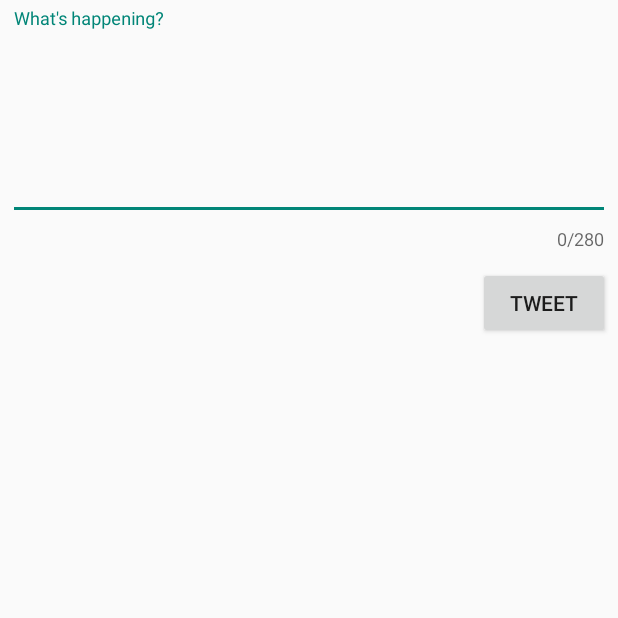
After one commit to mlin2024/SimpleTweet, an Android app: the ComposeActivity screen opened directly, with no data from a screen before it, on a phone screen of 412 x 824 dp, the top half of it. The commit adds this screen. Run offline under Robolectric (Android 15) with nearby library versions, the phone set to English and light mode, and no system bars; our stand-ins replace Room's generated code; libraries missing offline, so code that uses them is left out: com.codepath.asynchttpclient, com.facebook.stetho, org.parceler; 1 statement that could not run was skipped.

Commit message:
Added composing and posting tweet functionality

```diff
--- /dev/null
+++ b/app/src/main/java/com/example/simpletweet/activities/ComposeActivity.java
@@ -0,0 +1,85 @@
+package com.example.simpletweet.activities;
+
+import androidx.appcompat.app.AppCompatActivity;
+
+import android.content.Intent;
+import android.os.Bundle;
+import android.util.Log;
+import android.view.View;
+import android.widget.Button;
+import android.widget.EditText;
+import android.widget.Toast;
+
+import com.codepath.asynchttpclient.callback.JsonHttpResponseHandler;
+import com.example.simpletweet.R;
+import com.example.simpletweet.TwitterApp;
+import com.example.simpletweet.TwitterClient;
+import com.example.simpletweet.models.Tweet;
+import com.google.android.material.textfield.TextInputLayout;
+
+import org.json.JSONException;
+import org.parceler.Parcels;
+
+import okhttp3.Headers;
+
+public class ComposeActivity extends AppCompatActivity {
+    public static final int MAX_TWEET_LENGTH = 280;
+    public static final String TAG = "ComposeActivity";
+
+    TwitterClient client;
+    TextInputLayout textInputLayout;
+    EditText composeEditText;
+    Button postButton;
+
+    @Override
+    protected void onCreate(Bundle savedInstanceState) {
+        super.onCreate(savedInstanceState);
+        setContentView(R.layout.activity_compose);
+
+        client = TwitterApp.getRestClient(this);
+        textInputLayout = findViewById(R.id.textInputLayout);
+        textInputLayout.setCounterMaxLength(MAX_TWEET_LENGTH);
+        composeEditText = findViewById(R.id.composeEditText);
+        postButton = findViewById(R.id.postButton);
+
+        postButton.setOnClickListener(new View.OnClickListener() {
+            @Override
+            public void onClick(View v) {
+                String tweetBody = composeEditText.getText().toString();
+                if (tweetBody.length() == 0) {
+                    Toast.makeText(getApplicationContext(), "Tweet is empty", Toast.LENGTH_SHORT).show();
+                    return;
+                }
+                else if (tweetBody.length() > MAX_TWEET_LENGTH) {
+                    Toast.makeText(getApplicationContext(), "Tweet is too long", Toast.LENGTH_SHORT).show();
+                    return;
+                }
+                else {
+                    client.publishTweet(tweetBody, new JsonHttpResponseHandler() {
+                        @Override
+                        public void onSuccess(int statusCode, Headers headers, JSON json) {
+                            try {
+                                Tweet tweet = Tweet.fromJson(json.jsonObject);
+                                Intent intent = new Intent();
+                                intent.putExtra(Tweet.class.getSimpleName(), Parcels.wrap(tweet));
+                                setResult(RESULT_OK, intent);
+                                finish();
+                                Log.i(TAG, "New tweet: " + tweet.body);
+                            } catch (JSONException e) {
+                                Log.e(TAG, "JSON exception");
+                                e.printStackTrace();
+                            }
+                            Log.i(TAG, "onSuccess called: " + json.toString());
+
+                        }
+
+                        @Override
+                        public void onFailure(int statusCode, Headers headers, String response, Throwable throwable) {
+                            Log.e(TAG, "onFailure called", throwable);
+                        }
+                    });
+                }
+            }
+        });
+    }
+}
--- /dev/null
+++ b/app/src/main/res/layout/activity_compose.xml
@@ -0,0 +1,40 @@
+<?xml version="1.0" encoding="utf-8"?>
+<RelativeLayout xmlns:android="http://schemas.android.com/apk/res/android"
+    xmlns:app="http://schemas.android.com/apk/res-auto"
+    xmlns:tools="http://schemas.android.com/tools"
+    android:layout_width="match_parent"
+    android:layout_height="match_parent"
+    tools:context=".activities.ComposeActivity">
+
+    <com.google.android.material.textfield.TextInputLayout
+        android:id="@+id/textInputLayout"
+        android:layout_width="wrap_content"
+        android:layout_height="wrap_content"
+        android:layout_alignParentTop="true"
+        android:layout_alignParentEnd="true"
+        android:layout_marginStart="5dp"
+        android:layout_marginTop="5dp"
+        android:layout_marginEnd="5dp"
+        android:layout_marginBottom="5dp"
+        app:counterEnabled="true">
+        <EditText
+            android:id="@+id/composeEditText"
+            android:layout_width="match_parent"
+            android:layout_height="match_parent"
+            android:gravity="start|top"
+            android:hint="What's happening?"
+            android:inputType="textMultiLine"
+            android:minEms="20"
+            android:minLines="5" />
+    </com.google.android.material.textfield.TextInputLayout>
+
+    <Button
+        android:id="@+id/postButton"
+        android:layout_width="wrap_content"
+        android:layout_height="wrap_content"
+        android:layout_below="@+id/textInputLayout"
+        android:layout_alignParentEnd="true"
+        android:layout_marginTop="5dp"
+        android:layout_marginEnd="5dp"
+        android:text="@string/tweet" />
+</RelativeLayout>
--- a/app/src/main/res/values/strings.xml
+++ b/app/src/main/res/values/strings.xml
@@ -2,8 +2,12 @@
 <resources>
 
     <string name="app_name">SimpleTweet</string>
-    <string name="login_label">Log in</string>
+    <string name="login_label">Log In</string>
     <string name="intent_scheme">oauth</string>
     <string name="intent_host">cprest</string>
+    <string name="tweet">Tweet</string>
+    <string name="compose">Compose a Tweet</string>
+    <string name="timeline">Timeline</string>
+    <string name="login">Login</string>
 
 </resources>
```
Also changed, not shown: app/src/main/AndroidManifest.xml (+11 -4 lines), app/src/main/java/com/example/simpletweet/TwitterClient.java (+8 -0 lines), app/src/main/java/com/example/simpletweet/activities/TimelineActivity.java (+32 -6 lines), app/src/main/res/menu/timeline_menu.xml (+7 -0 lines).
